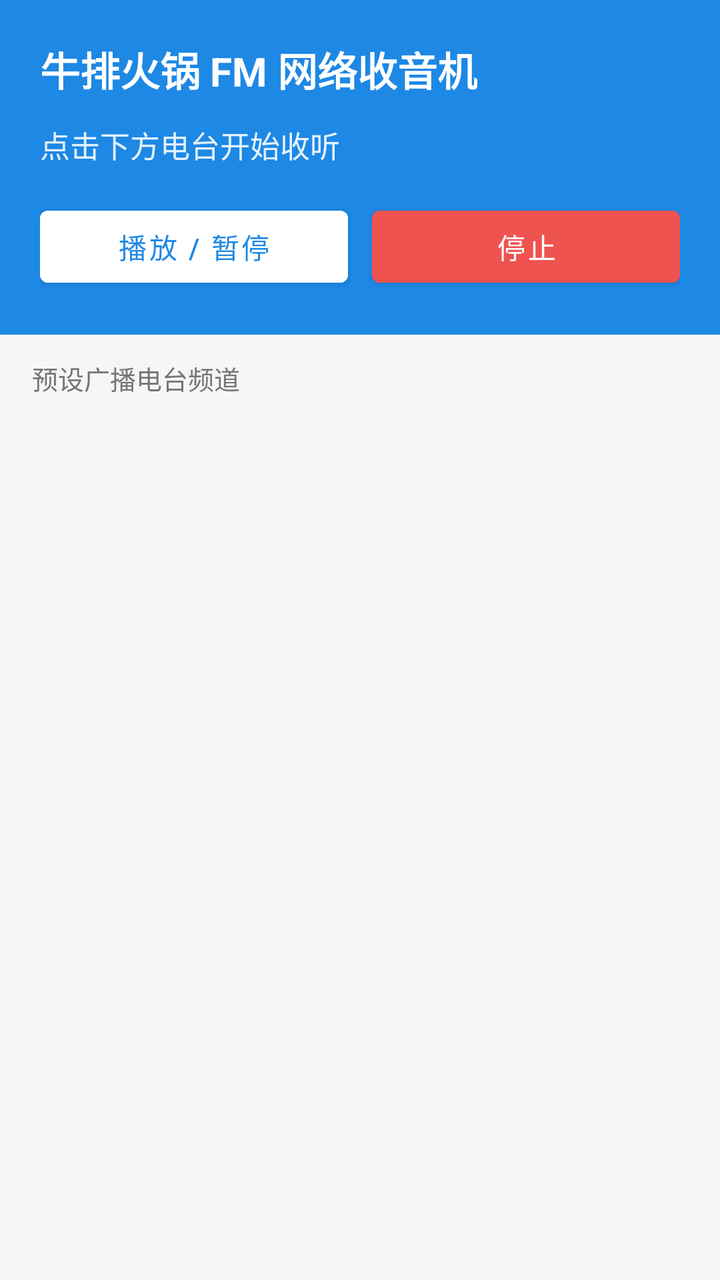
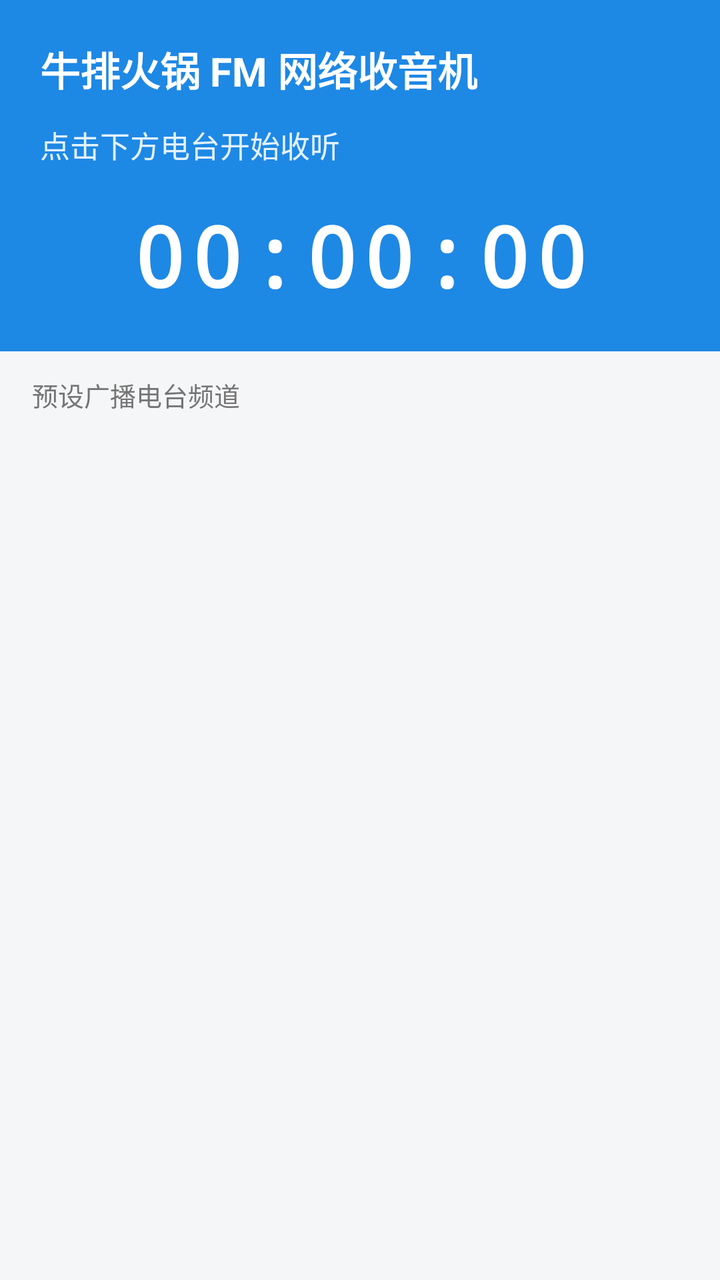

Screens rendered from an Android XML layout before and after an edit, with the pre-edit source and the edit as a unified diff.
<!-- AndroidManifest.xml: application theme Theme.RadioFM -->
<!-- res/layout/activity_main.xml -->
<?xml version="1.0" encoding="utf-8"?>
<LinearLayout xmlns:android="http://schemas.android.com/apk/res/android"
    android:layout_width="match_parent"
    android:layout_height="match_parent"
    android:orientation="vertical"
    android:background="@color/page_background">

    
    <LinearLayout
        android:layout_width="match_parent"
        android:layout_height="wrap_content"
        android:orientation="vertical"
        android:background="@color/header_background"
        android:padding="20dp">

        <TextView
            android:layout_width="wrap_content"
            android:layout_height="wrap_content"
            android:text="牛排火锅 FM 网络收音机"
            android:textColor="@color/header_title_text"
            android:textSize="20sp"
            android:textStyle="bold" />

        <TextView
            android:id="@+id/tv_current_channel"
            android:layout_width="match_parent"
            android:layout_height="wrap_content"
            android:layout_marginTop="12dp"
            android:text="点击下方电台开始收听"
            android:textColor="@color/header_subtitle_text"
            android:textSize="15sp" />

        <LinearLayout
            android:layout_width="match_parent"
            android:layout_height="wrap_content"
            android:orientation="horizontal"
            android:layout_marginTop="16dp">

            <Button
                android:id="@+id/btn_toggle_play"
                android:layout_width="0dp"
                android:layout_height="wrap_content"
                android:layout_weight="1"
                android:backgroundTint="@color/button_toggle_bg"
                android:textColor="@color/button_toggle_text"
                android:text="播放 / 暂停" />

            <Button
                android:id="@+id/btn_stop"
                android:layout_width="0dp"
                android:layout_height="wrap_content"
                android:layout_weight="1"
                android:layout_marginStart="12dp"
                android:backgroundTint="#EF5350"
                android:textColor="#FFFFFF"
                android:text="停止" />
        </LinearLayout>
    </LinearLayout>

    
    <TextView
        android:layout_width="match_parent"
        android:layout_height="wrap_content"
        android:paddingHorizontal="16dp"
        android:paddingVertical="12dp"
        android:text="预设广播电台频道"
        android:textColor="@color/section_title_text"
        android:textSize="13sp" />

    
    <androidx.recyclerview.widget.RecyclerView
        android:id="@+id/rv_channels"
        android:layout_width="match_parent"
        android:layout_height="0dp"
        android:layout_weight="1" />

</LinearLayout>
<!-- resources referenced by this layout -->
<resources>
  <color name="button_toggle_bg">#FFFFFF</color>
  <color name="button_toggle_text">#1E88E5</color>
  <color name="header_background">#1E88E5</color>
  <color name="header_subtitle_text">#E3F2FD</color>
  <color name="header_title_text">#FFFFFF</color>
  <color name="page_background">#F5F6F8</color>
  <color name="section_title_text">#757575</color>
  <style name="Theme.RadioFM" parent="Theme.MaterialComponents.DayNight.NoActionBar">
          <item name="colorPrimary">@color/primary</item>
          <item name="colorPrimaryDark">@color/primary_dark</item>
          <item name="colorAccent">@color/accent</item>
          <item name="android:windowBackground">@color/page_background</item>
      </style>
  <color name="primary">#1E88E5</color>
  <color name="primary_dark">#1565C0</color>
  <color name="accent">#FF4081</color>
</resources>

<!-- the commit's change to res/layout/activity_main.xml (unified diff, before → after) -->
@@ -30,31 +30,19 @@
             android:textColor="@color/header_subtitle_text"
             android:textSize="15sp" />
 
-        <LinearLayout
+        
+        <TextView
+            android:id="@+id/tv_clock"
             android:layout_width="match_parent"
             android:layout_height="wrap_content"
-            android:orientation="horizontal"
-            android:layout_marginTop="16dp">
-
-            <Button
-                android:id="@+id/btn_toggle_play"
-                android:layout_width="0dp"
-                android:layout_height="wrap_content"
-                android:layout_weight="1"
-                android:backgroundTint="@color/button_toggle_bg"
-                android:textColor="@color/button_toggle_text"
-                android:text="播放 / 暂停" />
-
-            <Button
-                android:id="@+id/btn_stop"
-                android:layout_width="0dp"
-                android:layout_height="wrap_content"
-                android:layout_weight="1"
-                android:layout_marginStart="12dp"
-                android:backgroundTint="#EF5350"
-                android:textColor="#FFFFFF"
-                android:text="停止" />
-        </LinearLayout>
+            android:layout_marginTop="16dp"
+            android:fontFamily="monospace"
+            android:gravity="center"
+            android:letterSpacing="0.08"
+            android:text="00:00:00"
+            android:textColor="@color/header_title_text"
+            android:textSize="42sp"
+            android:textStyle="bold" />
     </LinearLayout>
 
     
<!-- resource entries referenced after the edit -->
@@ -1,7 +1,5 @@
 <!-- resources referenced by this layout -->
 <resources>
-  <color name="button_toggle_bg">#FFFFFF</color>
-  <color name="button_toggle_text">#1E88E5</color>
   <color name="header_background">#1E88E5</color>
   <color name="header_subtitle_text">#E3F2FD</color>
   <color name="header_title_text">#FFFFFF</color>
